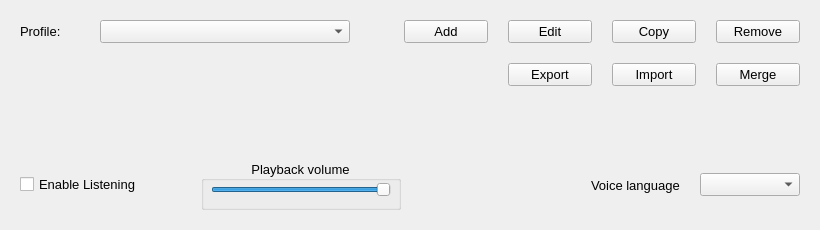
Old version of the form src/mainwnd.ui in the repository stele95/LinVAM.
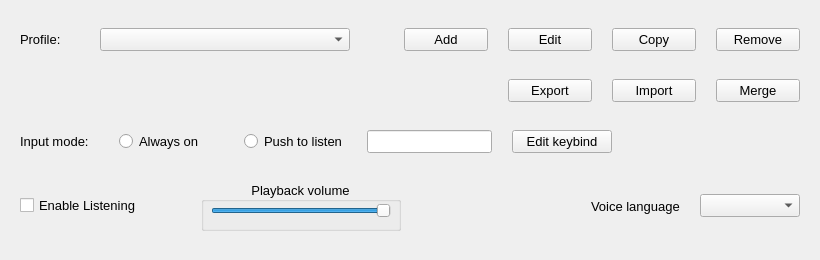
New version of the form.

Commit message: Push to listen input mode (#44)

Patch:
```diff
--- a/src/mainwnd.ui
+++ b/src/mainwnd.ui
@@ -7,7 +7,7 @@
     <x>0</x>
     <y>0</y>
     <width>820</width>
-    <height>230</height>
+    <height>260</height>
    </rect>
   </property>
   <property name="sizePolicy">
@@ -16,6 +16,12 @@
     <verstretch>0</verstretch>
    </sizepolicy>
   </property>
+  <property name="minimumSize">
+   <size>
+    <width>0</width>
+    <height>260</height>
+   </size>
+  </property>
   <property name="font">
    <font>
     <pointsize>10</pointsize>
@@ -333,17 +339,121 @@
     </layout>
    </item>
    <item row="4" column="0">
-    <spacer name="verticalSpacer">
-     <property name="orientation">
-      <enum>Qt::Vertical</enum>
-     </property>
-     <property name="sizeHint" stdset="0">
-      <size>
-       <width>20</width>
-       <height>20</height>
-      </size>
-     </property>
-    </spacer>
+    <layout class="QHBoxLayout" name="horizontalLayout_4">
+     <item>
+      <widget class="QLabel" name="label_3">
+       <property name="text">
+        <string>Input mode:</string>
+       </property>
+      </widget>
+     </item>
+     <item>
+      <spacer name="horizontalSpacer_7">
+       <property name="orientation">
+        <enum>Qt::Orientation::Horizontal</enum>
+       </property>
+       <property name="sizeType">
+        <enum>QSizePolicy::Policy::Fixed</enum>
+       </property>
+       <property name="sizeHint" stdset="0">
+        <size>
+         <width>10</width>
+         <height>20</height>
+        </size>
+       </property>
+      </spacer>
+     </item>
+     <item>
+      <widget class="QRadioButton" name="rbAlways">
+       <property name="text">
+        <string>Always on</string>
+       </property>
+      </widget>
+     </item>
+     <item>
+      <spacer name="horizontalSpacer_6">
+       <property name="orientation">
+        <enum>Qt::Orientation::Horizontal</enum>
+       </property>
+       <property name="sizeType">
+        <enum>QSizePolicy::Policy::Fixed</enum>
+       </property>
+       <property name="sizeHint" stdset="0">
+        <size>
+         <width>20</width>
+         <height>20</height>
+        </size>
+       </property>
+      </spacer>
+     </item>
+     <item>
+      <widget class="QRadioButton" name="rbPushToListen">
+       <property name="text">
+        <string>Push to listen</string>
+       </property>
+      </widget>
+     </item>
+     <item>
+      <widget class="QLineEdit" name="pushToListenHotkey">
+       <property name="sizePolicy">
+        <sizepolicy hsizetype="Fixed" vsizetype="Fixed">
+         <horstretch>0</horstretch>
+         <verstretch>0</verstretch>
+        </sizepolicy>
+       </property>
+       <property name="minimumSize">
+        <size>
+         <width>75</width>
+         <height>0</height>
+        </size>
+       </property>
+       <property name="maximumSize">
+        <size>
+         <width>200</width>
+         <height>16777215</height>
+        </size>
+       </property>
+       <property name="toolTip">
+        <string>Keybind for listening for commands when using Push to listen input mode</string>
+       </property>
+       <property name="alignment">
+        <set>Qt::AlignmentFlag::AlignCenter</set>
+       </property>
+       <property name="readOnly">
+        <bool>true</bool>
+       </property>
+      </widget>
+     </item>
+     <item>
+      <widget class="QPushButton" name="btnEditKeybind">
+       <property name="minimumSize">
+        <size>
+         <width>100</width>
+         <height>0</height>
+        </size>
+       </property>
+       <property name="toolTip">
+        <string>Edit keybind for push to listen input mode</string>
+       </property>
+       <property name="text">
+        <string>Edit keybind</string>
+       </property>
+      </widget>
+     </item>
+     <item>
+      <spacer name="horizontalSpacer_5">
+       <property name="orientation">
+        <enum>Qt::Orientation::Horizontal</enum>
+       </property>
+       <property name="sizeHint" stdset="0">
+        <size>
+         <width>40</width>
+         <height>20</height>
+        </size>
+       </property>
+      </spacer>
+     </item>
+    </layout>
    </item>
   </layout>
  </widget>
```
Left out of the diff: 364 changed lines with no effect on the pictures. The commit also changes 22 other files.
